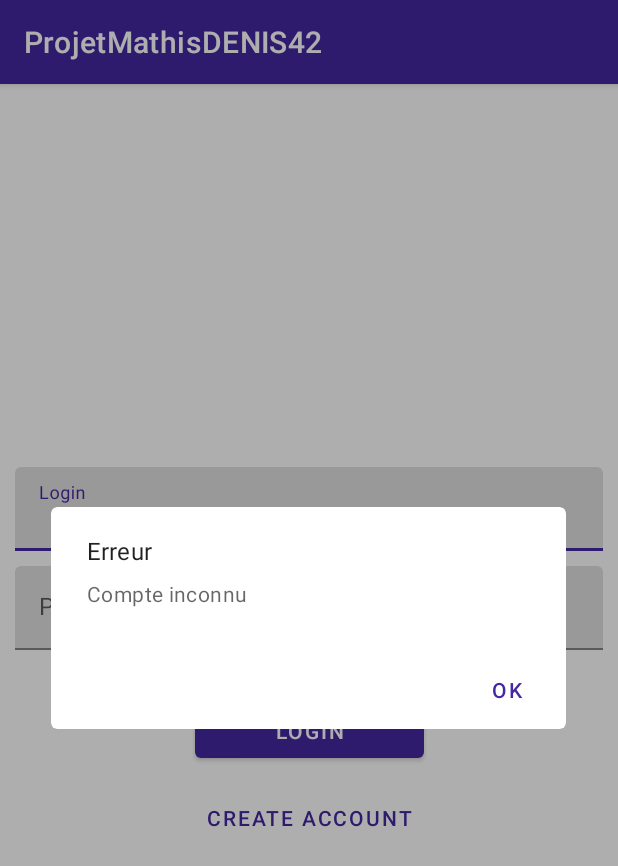
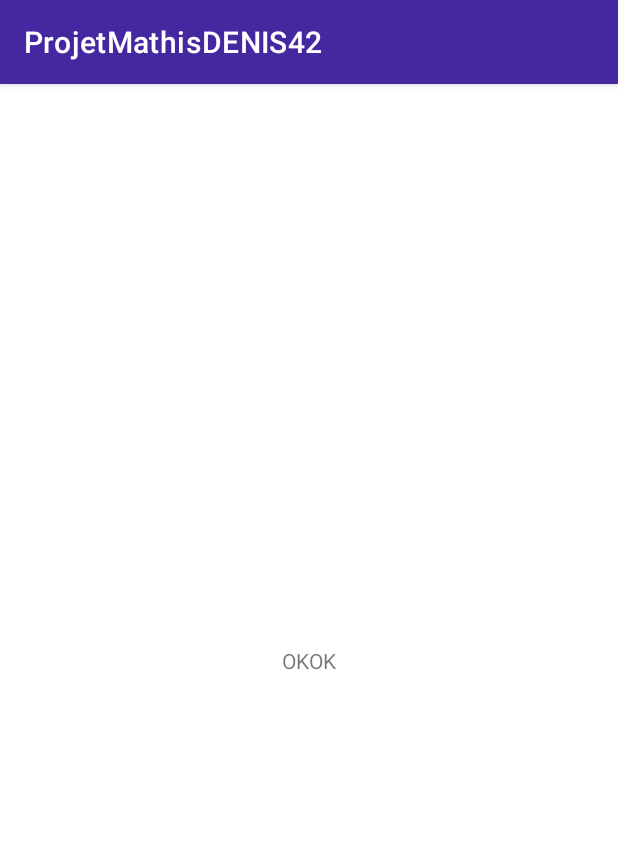
Before and after one commit to MathisDENIS/ProjetMathisDENIS42, an Android app: the screen it shows after launch (MainActivity before the commit, ListActivity after it), after a tap on "LOGIN", on a phone screen of 412 x 824 dp. Shown: the top 866 px of the screen. Run offline under Robolectric (Android 15) with nearby library versions, the phone set to English and light mode, and no system bars; our stand-ins replace Room's generated code.

Commit message:
Ajout de ListActivity

```diff
--- a/app/src/main/AndroidManifest.xml
+++ b/app/src/main/AndroidManifest.xml
@@ -10,6 +10,8 @@
         android:roundIcon="@mipmap/ic_launcher_round"
         android:supportsRtl="true"
         android:theme="@style/AppTheme">
+        <activity android:name=".presentation.main.DetailActivity"></activity>
+        <activity android:name=".presentation.main.ListActivity" />
         <activity android:name=".presentation.main.MainActivity">
             <intent-filter>
                 <action android:name="android.intent.action.MAIN" />
--- a/app/src/main/java/com/example/projetmathisdenis42/presentation/main/MainActivity.kt
+++ b/app/src/main/java/com/example/projetmathisdenis42/presentation/main/MainActivity.kt
@@ -1,12 +1,14 @@
 package com.example.projetmathisdenis42.presentation.main
 
+import android.content.Intent
+import android.os.Bundle
 import androidx.appcompat.app.AppCompatActivity
-import android.os.Bundle
 import androidx.lifecycle.Observer
 import com.example.projetmathisdenis42.R
 import com.google.android.material.dialog.MaterialAlertDialogBuilder
 import kotlinx.android.synthetic.main.activity_main.*
 import org.koin.android.ext.android.inject
+
 
 class MainActivity : AppCompatActivity() {
 
@@ -16,7 +18,7 @@ class MainActivity : AppCompatActivity() {
         setContentView(R.layout.activity_main)
 
         mainViewModel.loginLiveData.observe(this, Observer {
-            when(it){
+            when (it) {
                 is LoginSuccess -> {
 
                 }
@@ -24,7 +26,7 @@ class MainActivity : AppCompatActivity() {
                     MaterialAlertDialogBuilder(this)
                         .setTitle("Erreur")
                         .setMessage("Compte inconnu")
-                        .setPositiveButton("OK") {dialog, which ->
+                        .setPositiveButton("OK") { dialog, which ->
                             dialog.dismiss()
                         }
                         .show()
@@ -33,8 +35,23 @@ class MainActivity : AppCompatActivity() {
         })
 
         login_button.setOnClickListener{
-            mainViewModel.onClickedLogin(login_edit.text.toString().trim(), password_edit.text.toString())
+            mainViewModel.onClickedLogin(
+                login_edit.text.toString().trim(),
+                password_edit.text.toString()
+            )
+            val intent = Intent(this, ListActivity::class.java)
+            startActivity(intent)
+
         }
+
+        /*fun navigateList() {
+            val myIntent = Intent(this@MainActivity, MainActivity::class.java)
+            /*myIntent.putExtra(
+                "paysAmeriqueCentraleKey",
+                Singletons.getGson().toJson(paysAmeriqueCentrale)
+            )*/
+            this@MainActivity.startActivity(myIntent)
+        }*/
 
         /*mainViewModel.counter.observe(this, androidx.lifecycle.Observer {
                 value-> main_text.text = value.toString()
--- a/app/src/main/java/com/example/projetmathisdenis42/presentation/main/MainViewModel.kt
+++ b/app/src/main/java/com/example/projetmathisdenis42/presentation/main/MainViewModel.kt
@@ -3,12 +3,15 @@ package com.example.projetmathisdenis42.presentation.main
 import androidx.lifecycle.MutableLiveData
 import androidx.lifecycle.ViewModel
 import androidx.lifecycle.viewModelScope
+import androidx.navigation.Navigation.findNavController
 import com.example.projetmathisdenis42.domain.entity.User
 import com.example.projetmathisdenis42.domain.usecase.CreateUserUseCase
 import com.example.projetmathisdenis42.domain.usecase.GetUserUseCase
 import kotlinx.coroutines.Dispatchers
 import kotlinx.coroutines.launch
 import kotlinx.coroutines.withContext
+import androidx.navigation.fragment.findNavController
+import com.example.projetmathisdenis42.R
 
 class MainViewModel(
     private val createUserUseCase: CreateUserUseCase,
@@ -26,6 +29,7 @@ class MainViewModel(
             //val debug = "debug"
             val loginStatus = if(user != null){
                 LoginSuccess(user.email)
+
             } else{
                 LoginError
             }
--- /dev/null
+++ b/app/src/main/res/layout/activity_list.xml
@@ -0,0 +1,18 @@
+<?xml version="1.0" encoding="utf-8"?>
+<androidx.constraintlayout.widget.ConstraintLayout xmlns:android="http://schemas.android.com/apk/res/android"
+    xmlns:app="http://schemas.android.com/apk/res-auto"
+    xmlns:tools="http://schemas.android.com/tools"
+    android:layout_width="match_parent"
+    android:layout_height="match_parent"
+    tools:context=".presentation.main.ListActivity">
+
+    <TextView
+        android:id="@+id/textView"
+        android:layout_width="wrap_content"
+        android:layout_height="wrap_content"
+        android:text="OKOK"
+        app:layout_constraintBottom_toBottomOf="parent"
+        app:layout_constraintEnd_toEndOf="parent"
+        app:layout_constraintStart_toStartOf="parent"
+        app:layout_constraintTop_toTopOf="parent" />
+</androidx.constraintlayout.widget.ConstraintLayout>
```
Also changed, not shown: app/build.gradle (+18 -0 lines), app/src/main/java/com/example/projetmathisdenis42/presentation/main/ListActivity.kt (added, +74 -0 lines).
